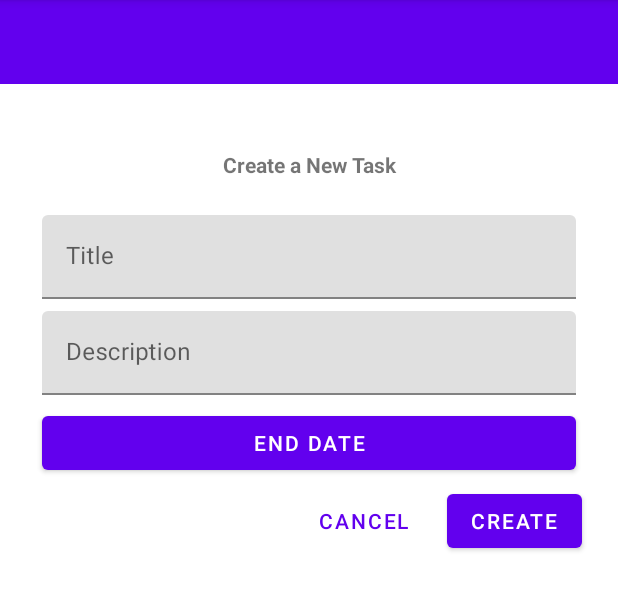
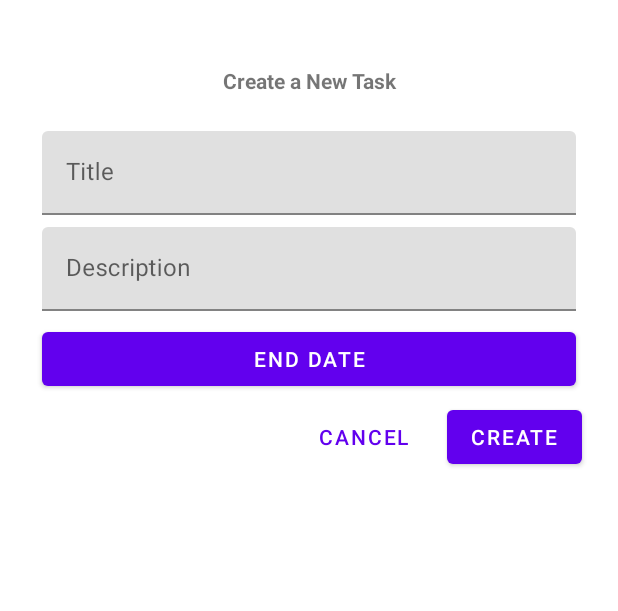
Before and after one commit to raquel-f/CM-Webinar-MD, an Android app: the screen it shows after launch (MainActivity), after a tap on "Add new task", on a phone screen of 412 x 824 dp, the part 84-695 px from its top. Run offline under Robolectric (Android 15) with nearby library versions, the phone set to English and light mode, and no system bars.

Commit message:
remove default toolbar

```diff
--- a/app/src/main/res/values-night/themes.xml
+++ b/app/src/main/res/values-night/themes.xml
@@ -1,6 +1,6 @@
 <resources xmlns:tools="http://schemas.android.com/tools">
     <!-- Base application theme. -->
-    <style name="Theme.TodoAppDesign" parent="Theme.MaterialComponents.DayNight.DarkActionBar">
+    <style name="Theme.TodoAppDesign" parent="Theme.MaterialComponents.DayNight.NoActionBar">
         <!-- Primary brand color. -->
         <item name="colorPrimary">@color/purple_200</item>
         <item name="colorPrimaryVariant">@color/purple_700</item>
--- a/app/src/main/res/values/themes.xml
+++ b/app/src/main/res/values/themes.xml
@@ -1,6 +1,6 @@
 <resources xmlns:tools="http://schemas.android.com/tools">
     <!-- Base application theme. -->
-    <style name="Theme.TodoAppDesign" parent="Theme.MaterialComponents.Light">
+    <style name="Theme.TodoAppDesign" parent="Theme.MaterialComponents.Light.NoActionBar">
         <!-- Primary brand color. -->
         <item name="colorPrimary">@color/purple_500</item>
         <item name="colorPrimaryVariant">@color/purple_700</item>
```
